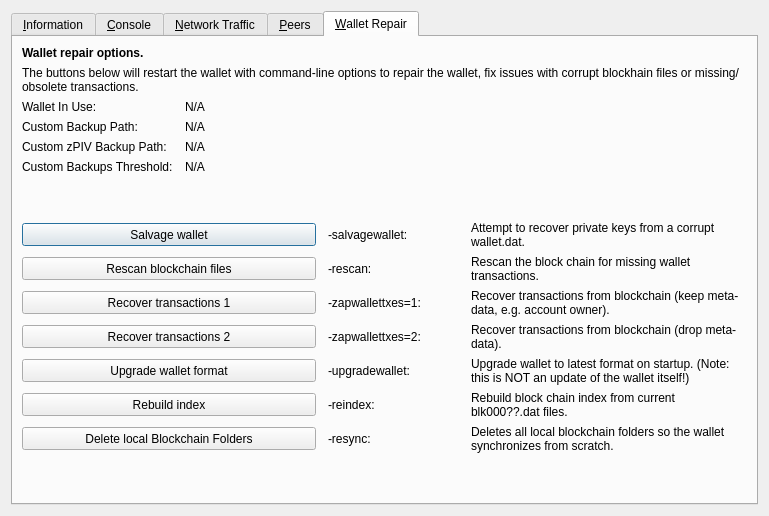
Above: src/qt/forms/rpcconsole.ui from kblockchain/Able before the change. Below: the same form after it.
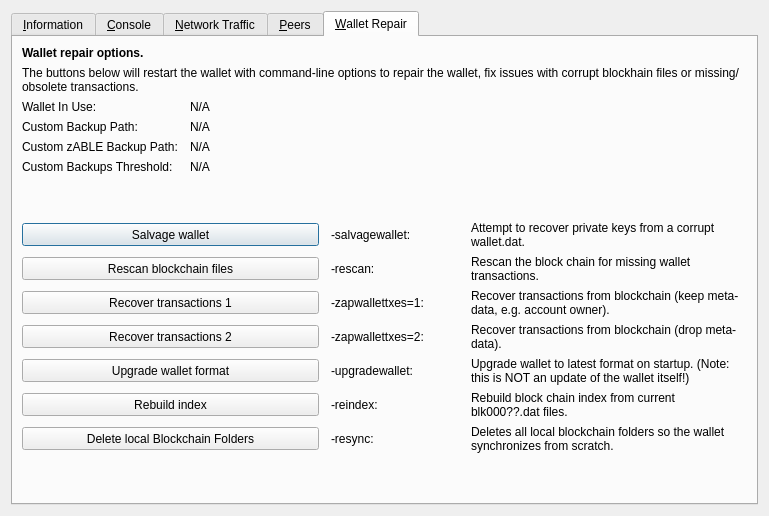
That is the form after the change. The open tabs and pages were chosen to show the change. Icons and pictures are not drawn. Custom widgets are drawn as their Qt base class.

Commit message: Rename PIV to ABLE

```diff
--- a/src/qt/forms/rpcconsole.ui
+++ b/src/qt/forms/rpcconsole.ui
@@ -1359,7 +1359,7 @@
           <bool>false</bool>
          </property>
          <property name="text">
-          <string>Custom zPIV Backup Path:</string>
+          <string>Custom zABLE Backup Path:</string>
          </property>
         </widget>
        </item>
```
The commit also changes 114 other files.
